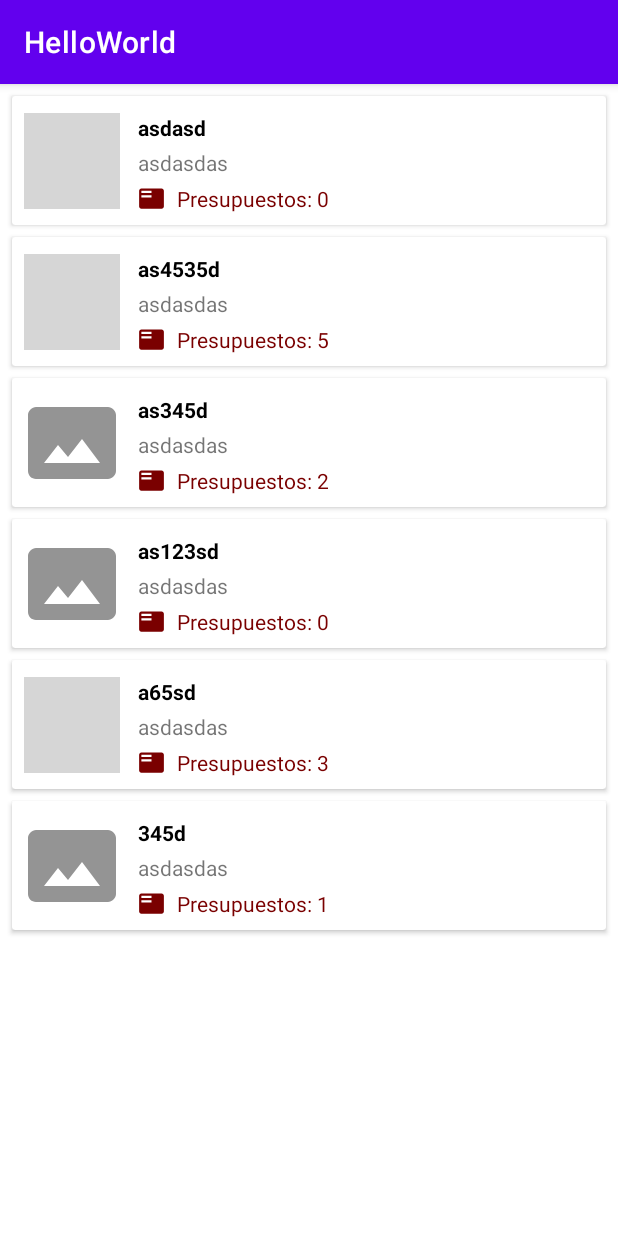
After one commit to canteko/TutorialAndroid, an Android app: the AveriaElementFragment screen opened directly, with no data from a screen before it, on a phone screen of 412 x 824 dp. The commit adds this screen. Run offline under Robolectric (Android 15) with nearby library versions, the phone set to English and light mode, and no system bars; pictures from the network do not load; grey boxes are pictures that could not be loaded.

Commit message:
RecyclerView

```diff
--- a/app/build.gradle
+++ b/app/build.gradle
@@ -41,6 +41,7 @@ dependencies {
     implementation 'androidx.recyclerview:recyclerview:1.2.0'
     implementation 'androidx.lifecycle:lifecycle-livedata-ktx:2.3.1'
     implementation 'androidx.lifecycle:lifecycle-viewmodel-ktx:2.3.1'
+    implementation 'androidx.cardview:cardview:1.0.0'
     testImplementation 'junit:junit:4.+'
     androidTestImplementation 'androidx.test.ext:junit:1.1.3'
     androidTestImplementation 'androidx.test.espresso:espresso-core:3.4.0'
--- a/app/src/main/AndroidManifest.xml
+++ b/app/src/main/AndroidManifest.xml
@@ -12,6 +12,12 @@
         android:roundIcon="@mipmap/ic_launcher_round"
         android:supportsRtl="true"
         android:theme="@style/Theme.HelloWorld">
+        <activity
+            android:name=".RecyclerViewActivity"
+            android:exported="true" />
+        <activity
+            android:name=".CustomGridViewActivity"
+            android:exported="true" />
         <activity
             android:name=".CustomListViewActivity"
             android:exported="true" />
--- /dev/null
+++ b/app/src/main/java/com/canteko/helloworld/AveriaElementFragment.java
@@ -0,0 +1,68 @@
+package com.canteko.helloworld;
+
+import android.content.Context;
+import android.os.Bundle;
+
+import androidx.annotation.NonNull;
+import androidx.fragment.app.Fragment;
+import androidx.recyclerview.widget.GridLayoutManager;
+import androidx.recyclerview.widget.LinearLayoutManager;
+import androidx.recyclerview.widget.RecyclerView;
+
+import android.view.LayoutInflater;
+import android.view.View;
+import android.view.ViewGroup;
+
+import com.canteko.helloworld.placeholder.PlaceholderContent;
+
+import java.util.ArrayList;
+import java.util.List;
+
+public class AveriaElementFragment extends Fragment {
+
+    private OnAveriaInteractionListener mListener;
+    private List<Averia> averiasList = new ArrayList<>();;
+
+    @Override
+    public void onCreate(Bundle savedInstanceState) {
+        super.onCreate(savedInstanceState);
+    }
+
+    @Override
+    public View onCreateView(LayoutInflater inflater, ViewGroup container,
+                             Bundle savedInstanceState) {
+        View view = inflater.inflate(R.layout.fragment_item_list2, container, false);
+
+        // Set the adapter
+        if (view instanceof RecyclerView) {
+            Context context = view.getContext();
+            RecyclerView recyclerView = (RecyclerView) view;
+            recyclerView.setLayoutManager(new LinearLayoutManager(context));
+
+            averiasList.add(new Averia("asdasd", "asdasdas", "https://static1.elcorreo.com/www/multimedia/202101/11/media/cortadas/apple-car-icar-kcWG-U130183090282s2E-624x385@El%20Correo.jpg", 0));
+            averiasList.add(new Averia("as4535d", "asdasdas", "https://static1.elcorreo.com/www/multimedia/202101/11/media/cortadas/apple-car-icar-kcWG-U130183090282s2E-624x385@El%20Correo.jpg", 5));
+            averiasList.add(new Averia("as345d", "asdasdas", "", 2));
+            averiasList.add(new Averia("as123sd", "asdasdas", "", 0));
+            averiasList.add(new Averia("a65sd", "asdasdas", "https://static1.elcorreo.com/www/multimedia/202101/11/media/cortadas/apple-car-icar-kcWG-U130183090282s2E-624x385@El%20Correo.jpg", 3));
+            averiasList.add(new Averia("345d", "asdasdas", "", 1));
+
+            recyclerView.setAdapter(new MyAveriaElementRecyclerViewAdapter(getActivity(), averiasList, mListener));
+        }
+        return view;
+    }
+
+    @Override
+    public void onAttach(@NonNull Context context) {
+        super.onAttach(context);
+        if(context instanceof OnAveriaInteractionListener) {
+            mListener = (OnAveriaInteractionListener) context;
+        } else {
+            throw new RuntimeException(context.toString() + " must implement OnAveriaInteractionListener");
+        }
+    }
+
+    @Override
+    public void onDetach() {
+        super.onDetach();
+    }
+}
--- a/app/src/main/java/com/canteko/helloworld/MiAdaptadorAverias.java
+++ b/app/src/main/java/com/canteko/helloworld/MiAdaptadorAverias.java
@@ -42,8 +42,10 @@ public class MiAdaptadorAverias extends ArrayAdapter<Averia> {
         ImageView imageAveria = v.findViewById(R.id.imageViewPhoto);
 
         textViewTitulo.setText(elementoActual.getTitulo());
-        textViewModelo.setText(elementoActual.getModeloCoche());
-        textViewPresupuestos.setText((elementoActual.getNumeroPresupuestos() > 0 ? "Tienes " + elementoActual.getNumeroPresupuestos() + " presupuesto/s" : "No tienes presupuestos"));
+        if(textViewModelo != null) {
+            textViewModelo.setText(elementoActual.getModeloCoche());
+        }
+        textViewPresupuestos.setText((elementoActual.getNumeroPresupuestos() > 0 ? elementoActual.getNumeroPresupuestos() + " presupuesto/s" : "Sin presupuestos"));
 
         if(elementoActual.getUrlFoto() != null && !elementoActual.getUrlFoto().isEmpty()) {
             Glide.with(this.ctx)
--- /dev/null
+++ b/app/src/main/java/com/canteko/helloworld/MyAveriaElementRecyclerViewAdapter.java
@@ -0,0 +1,79 @@
+package com.canteko.helloworld;
+
+import androidx.recyclerview.widget.RecyclerView;
+
+import android.content.Context;
+import android.view.LayoutInflater;
+import android.view.ViewGroup;
+import android.widget.ImageView;
+import android.widget.TextView;
+
+import com.bumptech.glide.Glide;
+import com.canteko.helloworld.databinding.AveriaItemBinding;
+
+import java.util.List;
+
+/**
+ * {@link RecyclerView.Adapter} that can display a {@link Averia}.
+ * TODO: Replace the implementation with code for your data type.
+ */
+public class MyAveriaElementRecyclerViewAdapter extends RecyclerView.Adapter<MyAveriaElementRecyclerViewAdapter.ViewHolder> {
+
+    private final List<Averia> mValues;
+    private OnAveriaInteractionListener mListener;
+    private Context ctx;
+
+    public MyAveriaElementRecyclerViewAdapter(Context context, List<Averia> items, OnAveriaInteractionListener listener) {
+        this.ctx = context;
+        this.mValues = items;
+        this.mListener = listener;
+    }
+
+    @Override
+    public ViewHolder onCreateViewHolder(ViewGroup parent, int viewType) {
+
+        return new ViewHolder(AveriaItemBinding.inflate(LayoutInflater.from(parent.getContext()), parent, false));
+
+    }
+
+    @Override
+    public void onBindViewHolder(final ViewHolder holder, int position) {
+        holder.mItem = mValues.get(position);
+        holder.textViewTitulo.setText(holder.mItem.getTitulo());
+        holder.textViewModeloCoche.setText(holder.mItem.getModeloCoche());
+        holder.textViewPresupuestos.setText("Presupuestos: " + holder.mItem.getNumeroPresupuestos());
+
+        if(holder.mItem.getUrlFoto() != null && !holder.mItem.getUrlFoto().isEmpty()) {
+            Glide.with(this.ctx)
+                    .load(holder.mItem.getUrlFoto())
+                    .into(holder.fotoAveria);
+        }
+
+    }
+
+    @Override
+    public int getItemCount() {
+        return mValues.size();
+    }
+
+    public class ViewHolder extends RecyclerView.ViewHolder {
+        public final TextView textViewTitulo;
+        public final TextView textViewModeloCoche;
+        public final TextView textViewPresupuestos;
+        public final ImageView fotoAveria;
+        public Averia mItem;
+
+        public ViewHolder(AveriaItemBinding binding) {
+            super(binding.getRoot());
+            textViewTitulo = binding.getRoot().findViewById(R.id.textViewAveriaTitulo);
+            textViewModeloCoche = binding.getRoot().findViewById(R.id.textViewModeloCocheAveria);
+            textViewPresupuestos = binding.getRoot().findViewById(R.id.textViewPresupuestos);
+            fotoAveria = binding.getRoot().findViewById(R.id.imageViewPhoto);
+        }
+
+        @Override
+        public String toString() {
+            return super.toString() + " '" + textViewTitulo.getText() + "'";
+        }
+    }
+}
--- /dev/null
+++ b/app/src/main/java/com/canteko/helloworld/OnAveriaInteractionListener.java
@@ -0,0 +1,5 @@
+package com.canteko.helloworld;
+
+public interface OnAveriaInteractionListener {
+    public void onAveriaClick(Averia averia);
+}
--- /dev/null
+++ b/app/src/main/java/com/canteko/helloworld/RecyclerViewActivity.java
@@ -0,0 +1,19 @@
+package com.canteko.helloworld;
+
+import androidx.appcompat.app.AppCompatActivity;
+
+import android.os.Bundle;
+
+public class RecyclerViewActivity extends AppCompatActivity implements OnAveriaInteractionListener{
+
+    @Override
+    protected void onCreate(Bundle savedInstanceState) {
+        super.onCreate(savedInstanceState);
+        setContentView(R.layout.activity_recycler_view);
+    }
+
+    @Override
+    public void onAveriaClick(Averia averia) {
+
+    }
+}
--- /dev/null
+++ b/app/src/main/res/layout/activity_recycler_view.xml
@@ -0,0 +1,21 @@
+<?xml version="1.0" encoding="utf-8"?>
+<androidx.constraintlayout.widget.ConstraintLayout xmlns:android="http://schemas.android.com/apk/res/android"
+    xmlns:app="http://schemas.android.com/apk/res-auto"
+    xmlns:tools="http://schemas.android.com/tools"
+    android:layout_width="match_parent"
+    android:layout_height="match_parent"
+    tools:context=".RecyclerViewActivity">
+
+
+    <androidx.fragment.app.FragmentContainerView
+        android:id="@+id/fragmentContainerView6"
+        android:name="com.canteko.helloworld.AveriaElementFragment"
+        android:layout_width="match_parent"
+        android:layout_height="match_parent"
+        app:layout_constraintBottom_toBottomOf="parent"
+        app:layout_constraintEnd_toEndOf="parent"
+        app:layout_constraintHorizontal_bias="0.0"
+        app:layout_constraintStart_toStartOf="parent"
+        app:layout_constraintTop_toTopOf="parent"
+        app:layout_constraintVertical_bias="0.499" />
+</androidx.constraintlayout.widget.ConstraintLayout>
--- a/app/src/main/res/layout/averia_item.xml
+++ b/app/src/main/res/layout/averia_item.xml
@@ -1,7 +1,13 @@
 <?xml version="1.0" encoding="utf-8"?>
-<androidx.constraintlayout.widget.ConstraintLayout xmlns:android="http://schemas.android.com/apk/res/android"
+<androidx.cardview.widget.CardView xmlns:android="http://schemas.android.com/apk/res/android"
     xmlns:app="http://schemas.android.com/apk/res-auto"
     xmlns:tools="http://schemas.android.com/tools"
+    android:layout_width="match_parent"
+    android:layout_height="wrap_content"
+    android:layout_marginTop="8dp"
+    android:layout_marginHorizontal="8dp">
+
+    <androidx.constraintlayout.widget.ConstraintLayout
         android:layout_width="match_parent"
         android:layout_height="match_parent"
         android:padding="8dp">
@@ -10,9 +16,10 @@
             android:id="@+id/imageViewPhoto"
             android:layout_width="64dp"
             android:layout_height="64dp"
-        app:srcCompat="@drawable/ic_baseline_photo_size_select_actual_24"
-        tools:layout_editor_absoluteX="34dp"
-        tools:layout_editor_absoluteY="25dp" />
+            app:layout_constraintBottom_toBottomOf="parent"
+            app:layout_constraintStart_toStartOf="parent"
+            app:layout_constraintTop_toTopOf="parent"
+            app:srcCompat="@drawable/ic_baseline_photo_size_select_actual_24" />
 
         <TextView
             android:id="@+id/textViewAveriaTitulo"
@@ -55,3 +62,5 @@
             app:layout_constraintStart_toEndOf="@+id/imageViewPresupuesto"
             app:layout_constraintTop_toTopOf="@+id/imageViewPresupuesto" />
     </androidx.constraintlayout.widget.ConstraintLayout>
+
+</androidx.cardview.widget.CardView>
--- /dev/null
+++ b/app/src/main/res/layout/fragment_item_list2.xml
@@ -0,0 +1,11 @@
+<?xml version="1.0" encoding="utf-8"?>
+<androidx.recyclerview.widget.RecyclerView xmlns:android="http://schemas.android.com/apk/res/android"
+    xmlns:app="http://schemas.android.com/apk/res-auto"
+    xmlns:tools="http://schemas.android.com/tools"
+    android:id="@+id/list"
+    android:name="com.canteko.helloworld.AveriaElementFragment"
+    android:layout_width="match_parent"
+    android:layout_height="match_parent"
+    app:layoutManager="LinearLayoutManager"
+    tools:context=".AveriaElementFragment"
+    tools:listitem="@layout/averia_item" />
```
Also changed, not shown: app/src/main/java/com/canteko/helloworld/CustomGridViewActivity.java (added, +44 -0 lines), app/src/main/java/com/canteko/helloworld/EntranceActivity.java (+10 -0 lines), app/src/main/res/layout/activity_custom_grid_view.xml (added, +15 -0 lines), app/src/main/res/layout/activity_entrance.xml (+20 -0 lines), app/src/main/res/layout/averia_grid_item.xml (added, +52 -0 lines). Lines whose indentation alone changed are shown as unchanged.
